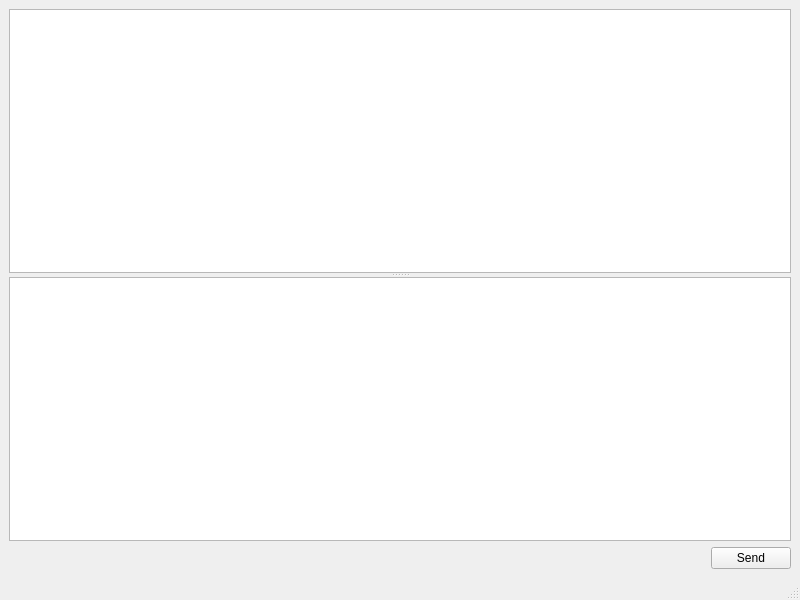
Before: the Qt Designer form gui/chatwindow.ui in zysoft/o-d-a, drawn with Qt 5.
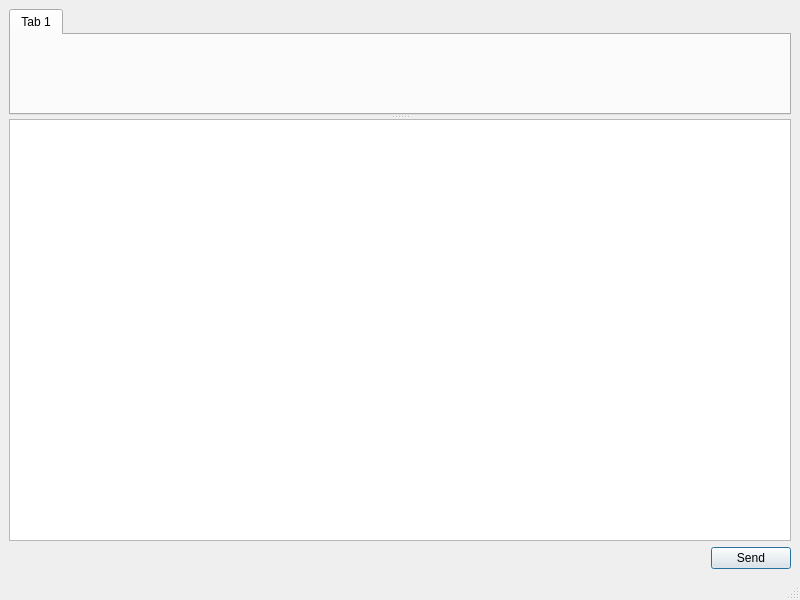
After: the same form once the commit is applied.

Commit message: Chat made tab based

Patch:
```diff
--- a/gui/chatwindow.ui
+++ b/gui/chatwindow.ui
@@ -14,16 +14,22 @@
    <string>MainWindow</string>
   </property>
   <widget class="QWidget" name="centralwidget">
-   <layout class="QVBoxLayout" name="verticalLayout">
+   <layout class="QVBoxLayout" name="verticalLayout_2">
     <item>
      <widget class="QSplitter" name="splitter">
       <property name="orientation">
        <enum>Qt::Vertical</enum>
       </property>
-      <widget class="QTextEdit" name="messages">
-       <property name="readOnly">
-        <bool>true</bool>
+      <widget class="QTabWidget" name="tabs">
+       <property name="currentIndex">
+        <number>0</number>
        </property>
+       <widget class="QWidget" name="tab">
+        <attribute name="title">
+         <string>Tab 1</string>
+        </attribute>
+        <layout class="QVBoxLayout" name="verticalLayout"/>
+       </widget>
       </widget>
       <widget class="QPlainTextEdit" name="myMessage"/>
      </widget>
@@ -48,6 +54,12 @@
         <property name="text">
          <string>Send</string>
         </property>
+        <property name="shortcut">
+         <string>Ctrl+Return</string>
+        </property>
+        <property name="default">
+         <bool>true</bool>
+        </property>
        </widget>
       </item>
      </layout>
```
Left out of the diff: 2 changed lines with no effect on the pictures. The commit also changes 3 other files.
